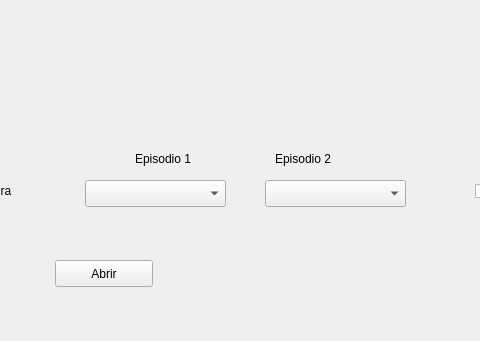
Old version of the form estudio_flujos_app/interfaz.ui in the repository acrsilva/Seguimiento-automatizado-de-variables-de-control; both pictures show x 314 to 794 and y 415 to 756 of the 1043 by 756 pixel window.
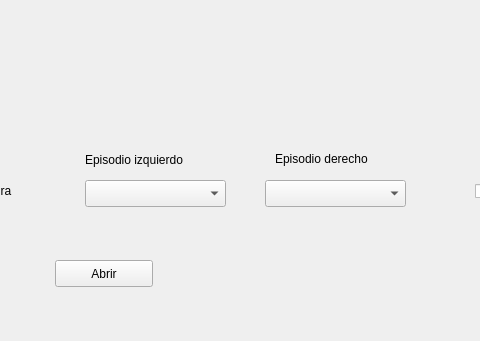
New version of the form.

```diff
--- a/estudio_flujos_app/interfaz.ui
+++ b/estudio_flujos_app/interfaz.ui
@@ -95,14 +95,14 @@
       <widget class="QLabel" name="label">
        <property name="geometry">
         <rect>
-         <x>440</x>
+         <x>390</x>
          <y>20</y>
-         <width>71</width>
-         <height>17</height>
+         <width>131</width>
+         <height>20</height>
         </rect>
        </property>
        <property name="text">
-        <string>Episodio 1</string>
+        <string>Episodio izquierdo</string>
        </property>
       </widget>
       <widget class="QLabel" name="label_2">
@@ -110,12 +110,12 @@
         <rect>
          <x>580</x>
          <y>20</y>
-         <width>81</width>
+         <width>121</width>
          <height>17</height>
         </rect>
        </property>
        <property name="text">
-        <string>Episodio 2</string>
+        <string>Episodio derecho</string>
        </property>
       </widget>
       <widget class="QPushButton" name="btnAbrir">
```
